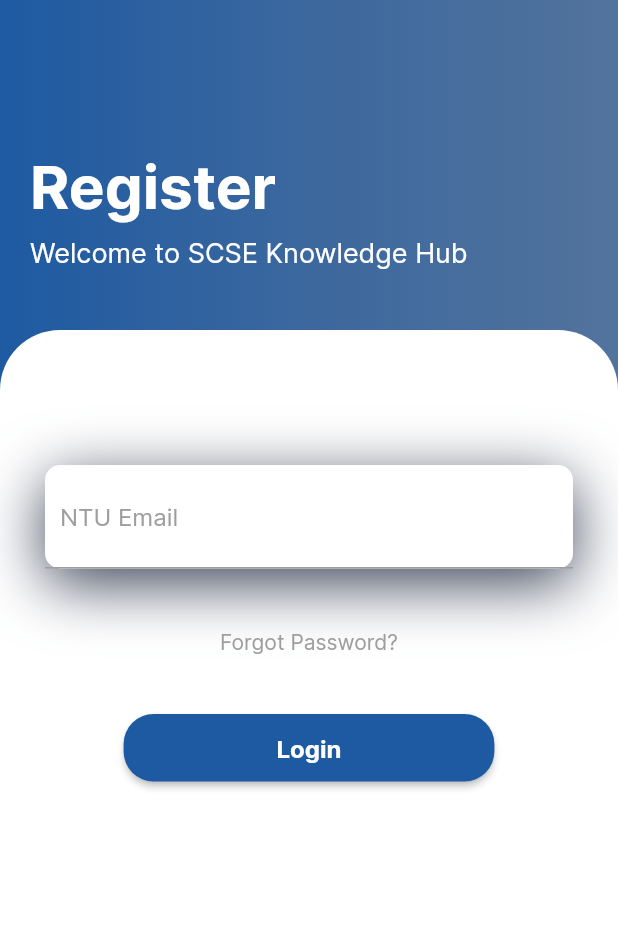
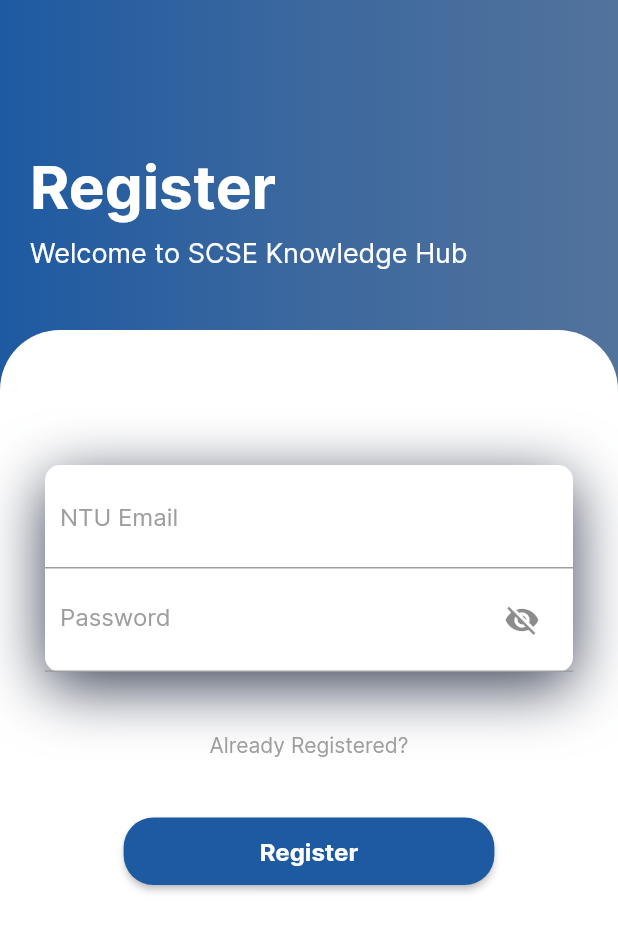
Before and after one commit to clarencekwl/scse-knowledge-hub, a Flutter app: the screen it shows after launch, on a phone screen of 412 x 824 dp. Shown: the top 932 px of the screen. Run offline on Flutter 3.47's test engine with Material 2 defaults, Android fonts, the phone set to English and light mode, and no system bars; our stand-ins replace cached_network_image, cloud_firestore, firebase_auth, firebase_core, flutter_spinkit, image_picker and 1 more; missing offline and left inert: cached_memory_image, image_painter; accounts and stored records are empty.

Commit message:
:construction: [Login] password field

```diff
--- a/scse_knowledge_hub_app/lib/pages/email_verfication_page.dart
+++ b/scse_knowledge_hub_app/lib/pages/email_verfication_page.dart
@@ -2,6 +2,7 @@ import 'dart:async';
 import 'package:firebase_auth/firebase_auth.dart';
 import 'package:flutter/material.dart';
 import 'package:scse_knowledge_hub_app/firebase_constants.dart';
+import 'package:scse_knowledge_hub_app/pages/home_page.dart';
 import 'package:scse_knowledge_hub_app/utils/styles.dart';
 import 'package:scse_knowledge_hub_app/widget/loading.dart';
 
@@ -33,7 +34,8 @@ class _EmailVerificationPageState extends State<EmailVerificationPage> {
       // TODO: implement your code after email verification
       ScaffoldMessenger.of(context)
           .showSnackBar(SnackBar(content: Text("Email Successfully Verified")));
-
+      Navigator.of(context)
+          .push(MaterialPageRoute(builder: (context) => const HomePage()));
       timer?.cancel();
     }
     setState(() {});
--- a/scse_knowledge_hub_app/lib/pages/login_page.dart
+++ b/scse_knowledge_hub_app/lib/pages/login_page.dart
@@ -20,6 +20,8 @@ class _LoginPageState extends State<LoginPage> {
   final TextEditingController _passwordController = TextEditingController();
   final _formKey = GlobalKey<FormState>();
   bool _isLoading = false;
+  bool _obscurePassword = true;
+  bool _isRegister = true;
 
   @override
   Widget build(BuildContext context) {
@@ -52,9 +54,17 @@ class _LoginPageState extends State<LoginPage> {
                     padding: EdgeInsets.all(20),
                     child: Column(
                       crossAxisAlignment: CrossAxisAlignment.start,
-                      children: const <Widget>[
-                        Text(
+                      children: <Widget>[
+                        _isRegister
+                            ? Text(
                                 "Register",
+                                style: TextStyle(
+                                    color: Colors.white,
+                                    fontSize: 40,
+                                    fontWeight: FontWeight.bold),
+                              )
+                            : Text(
+                                "Login",
                                 style: TextStyle(
                                     color: Colors.white,
                                     fontSize: 40,
@@ -125,30 +135,53 @@ class _LoginPageState extends State<LoginPage> {
                                               border: InputBorder.none),
                                         ),
                                       ),
-                                      // Container(
-                                      //   padding: EdgeInsets.all(10),
-                                      //   decoration: BoxDecoration(
-                                      //       border: Border(
-                                      //           bottom: BorderSide(
-                                      //               color: Colors.grey))),
-                                      //   child: TextFormField(
-                                      //     controller: _passwordController,
-                                      //     decoration: InputDecoration(
-                                      //         hintText: "Password",
-                                      //         hintStyle:
-                                      //             TextStyle(color: Colors.grey),
-                                      //         border: InputBorder.none),
-                                      //   ),
-                                      // ),
+                                      Container(
+                                        padding: EdgeInsets.all(10),
+                                        decoration: BoxDecoration(
+                                            border: Border(
+                                                bottom: BorderSide(
+                                                    color: Colors.grey))),
+                                        child: TextFormField(
+                                          obscureText: _obscurePassword,
+                                          controller: _passwordController,
+                                          decoration: InputDecoration(
+                                              hintText: "Password",
+                                              hintStyle:
+                                                  TextStyle(color: Colors.grey),
+                                              border: InputBorder.none,
+                                              suffixIcon: IconButton(
+                                                onPressed: () {
+                                                  setState(() {
+                                                    _obscurePassword =
+                                                        !_obscurePassword;
+                                                  });
+                                                },
+                                                icon: Icon(_obscurePassword
+                                                    ? Icons.visibility_off
+                                                    : Icons.visibility),
+                                              )),
+                                        ),
+                                      ),
                                     ],
                                   ),
                                 ),
                                 SizedBox(
                                   height: 40,
                                 ),
-                                Text(
-                                  "Forgot Password?",
+                                GestureDetector(
+                                  onTap: () {
+                                    _isRegister = !_isRegister;
+                                    setState(() {});
+                                  },
+                                  child: _isRegister
+                                      ? Text(
+                                          "Already Registered?",
                                           style: TextStyle(color: Colors.grey),
+                                        )
+                                      : Text(
+                                          "Don't have an account yet?",
+                                          style: TextStyle(color: Colors.grey),
+                                        ),
                                 ),
                                 SizedBox(
                                   height: 40,
@@ -175,6 +208,11 @@ class _LoginPageState extends State<LoginPage> {
                                                 MaterialPageRoute(
                                                     builder: (context) =>
                                                         const EmailVerificationPage()));
+                                          } else {
+                                            Navigator.of(context).push(
+                                                MaterialPageRoute(
+                                                    builder: (context) =>
+                                                        const HomePage()));
                                           }
                                           _isLoading = false;
                                           setState(() {});
@@ -186,7 +224,15 @@ class _LoginPageState extends State<LoginPage> {
                                           shape: RoundedRectangleBorder(
                                               borderRadius:
                                                   BorderRadius.circular(20))),
-                                      child: Text(
+                                      child: _isRegister
+                                          ? Text(
+                                              "Register",
+                                              style: TextStyle(
+                                                  color: Colors.white,
+                                                  fontWeight: FontWeight.bold,
+                                                  fontSize: 16),
+                                            )
+                                          : Text(
                                               "Login",
                                               style: TextStyle(
                                                   color: Colors.white,
@@ -232,20 +278,19 @@ class _LoginPageState extends State<LoginPage> {
     return regex.hasMatch(email);
   }
 
-  static Future<User?> _signUp(
+  Future<User?> _signUp(
       {required String userEmail,
       required String password,
       required BuildContext context}) async {
     try {
       UserCredential userCredential = await FirebaseAuth.instance
-          .createUserWithEmailAndPassword(
-              email: userEmail, password: "password123123");
+          .createUserWithEmailAndPassword(email: userEmail, password: password);
       return userCredential.user;
     } on FirebaseAuthException catch (e) {
       if (e.code == 'weak-password') {
         ScaffoldMessenger.of(context).showSnackBar(const SnackBar(
             content: Text('The password provided is too weak.')));
-      } else if (e.code == 'email-already-in-use') {
+      } else if (e.code == 'email-already-in-use' && _isRegister == true) {
         ScaffoldMessenger.of(context).showSnackBar(const SnackBar(
             content: Text('The account already exists for that email.')));
       }
```
Lines whose indentation alone changed are shown as unchanged.
